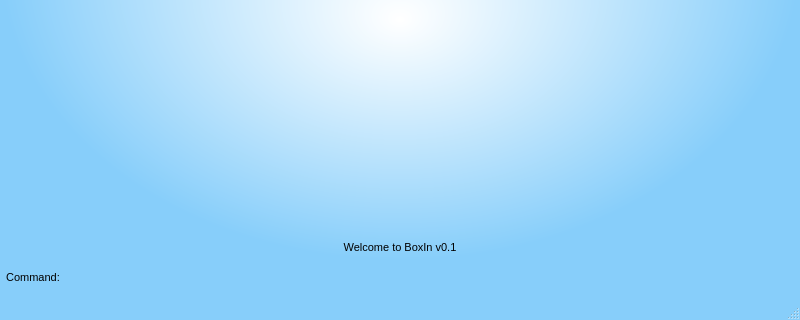
Old version of the form BoxIn/BoxIn/BoxIn.ui in the repository cs2103aug2014-t13-1c/main; both pictures show x 0 to 800 and y 280 to 600 of the 800 by 600 pixel window.
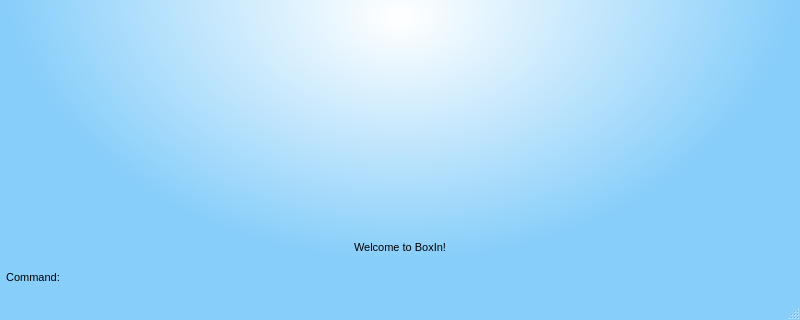
New version of the form. Icons and pictures are not drawn.

The edit to the form file:
```diff
--- a/BoxIn/BoxIn/BoxIn.ui
+++ b/BoxIn/BoxIn/BoxIn.ui
@@ -1095,7 +1095,7 @@
      </palette>
     </property>
     <property name="text">
-     <string>Welcome to BoxIn v0.1</string>
+     <string>Welcome to BoxIn!</string>
     </property>
     <property name="alignment">
      <set>Qt::AlignCenter</set>
```
